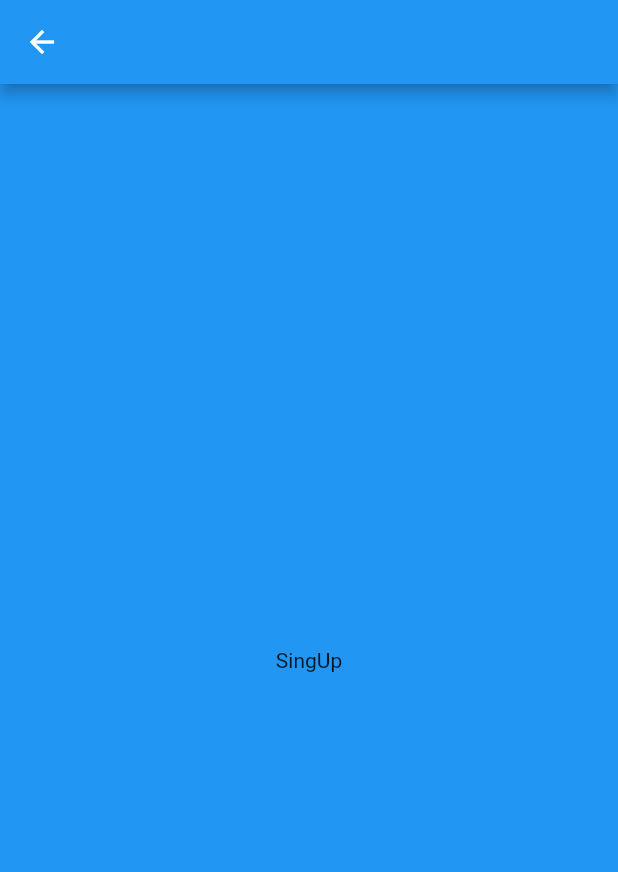
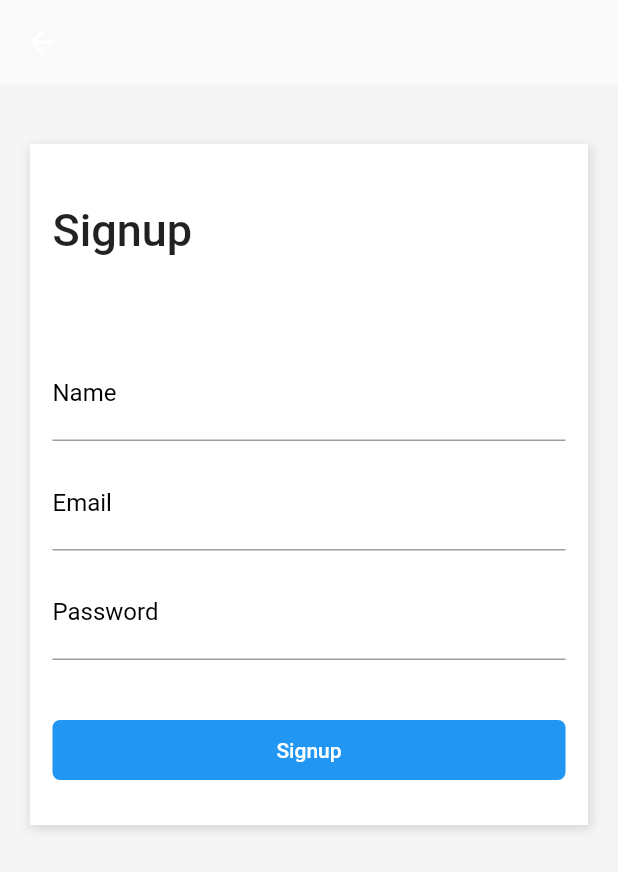
Before and after one commit to BetynMineiro/flutterPOCs, a Flutter app: the SingupPage screen opened directly, on a phone screen of 412 x 824 dp. Shown: the top 872 px of the screen. Run offline on Flutter 3.47's test engine with Material 2 defaults, Android fonts, the phone set to English and light mode, and no system bars; our stand-ins replace flutter_masked_text, shared_preferences; accounts and stored records are empty.

Commit message:
update curso

```diff
--- a/shopping/lib/pages/singup.page.dart
+++ b/shopping/lib/pages/singup.page.dart
@@ -4,11 +4,126 @@ class SingupPage extends StatelessWidget {
   @override
   Widget build(BuildContext context) {
     return Scaffold(
-      appBar: AppBar(),
-      body: Container(
-        color: Colors.blue,
-        child: Center(
-          child: Text("SingUp"),
+      appBar: AppBar(
+        backgroundColor: Colors.white.withOpacity(0),
+        elevation: 0,
+      ),
+      body: SingleChildScrollView(
+        child: Container(
+          color: Color(0xFFF5F5F5),
+          padding: EdgeInsets.only(
+            top: 40,
+            left: 20,
+            right: 20,
+            bottom: 40,
+          ),
+          child: Column(
+            children: [
+              Container(
+                decoration: BoxDecoration(
+                  color: Colors.white,
+                  boxShadow: [
+                    new BoxShadow(
+                      color: Colors.black12,
+                      offset: new Offset(1, 2.0),
+                      blurRadius: 5,
+                      spreadRadius: 1,
+                    ),
+                  ],
+                ),
+                child: Padding(
+                  padding: EdgeInsets.only(left: 15, right: 15, top: 40),
+                  child: Column(
+                    crossAxisAlignment: CrossAxisAlignment.stretch,
+                    children: [
+                      Text(
+                        "Signup",
+                        textAlign: TextAlign.left,
+                        style: TextStyle(
+                          fontSize: 30,
+                          fontWeight: FontWeight.w500,
+                        ),
+                      ),
+                      SizedBox(
+                        height: 60,
+                      ),
+                      TextFormField(
+                        keyboardType: TextInputType.text,
+                        decoration: InputDecoration(
+                          labelText: "Name",
+                          labelStyle: TextStyle(
+                              color: Colors.black,
+                              fontWeight: FontWeight.w400,
+                              fontSize: 16),
+                        ),
+                        style: TextStyle(
+                          fontSize: 20,
+                        ),
+                      ),
+                      SizedBox(
+                        height: 10,
+                      ),
+                      TextFormField(
+                        keyboardType: TextInputType.emailAddress,
+                        decoration: InputDecoration(
+                          labelText: "Email",
+                          labelStyle: TextStyle(
+                              color: Colors.black,
+                              fontWeight: FontWeight.w400,
+                              fontSize: 16),
+                        ),
+                        style: TextStyle(
+                          fontSize: 20,
+                        ),
+                      ),
+                      SizedBox(
+                        height: 10,
+                      ),
+                      TextFormField(
+                        keyboardType: TextInputType.text,
+                        obscureText: true,
+                        decoration: InputDecoration(
+                          labelText: "Password",
+                          labelStyle: TextStyle(
+                              color: Colors.black,
+                              fontWeight: FontWeight.w400,
+                              fontSize: 16),
+                        ),
+                        style: TextStyle(
+                          fontSize: 20,
+                        ),
+                      ),
+                      SizedBox(
+                        height: 40,
+                      ),
+                      Container(
+                        height: 40,
+                        width: double.infinity,
+                        decoration: BoxDecoration(
+                          color: Colors.blue,
+                          borderRadius: BorderRadius.all(
+                            Radius.circular(5),
+                          ),
+                        ),
+                        child: FlatButton(
+                          onPressed: () {},
+                          child: Text(
+                            "Signup",
+                            style: TextStyle(
+                              color: Colors.white,
+                            ),
+                          ),
+                        ),
+                      ),
+                      SizedBox(
+                        height: 30,
+                      ),
+                    ],
+                  ),
+                ),
+              ),
+            ],
+          ),
         ),
       ),
     );
```
Also changed, not shown: shopping/lib/pages/login.page.dart (+5 -4 lines), shopping/pubspec.lock.
